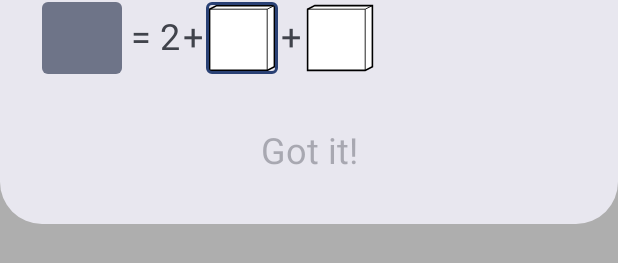
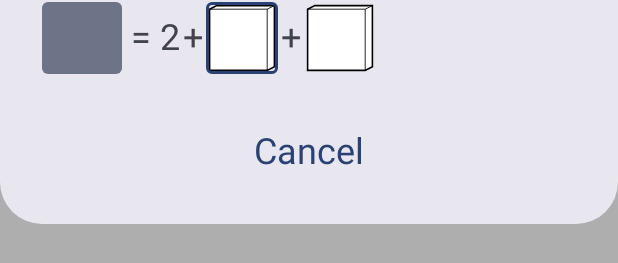
Before and after one commit to krystian-rymon-lipinski/dice-pouch, an Android app built with Jetpack Compose: the @Preview function RollDialogPreview, on a phone screen of 412 x 824 dp. Shown: the part 636-899 px from the top of the screen. Run offline under Robolectric (Android 15) with nearby library versions, the phone set to English and light mode, and no system bars.

Commit message:
Show "Cancel" when rolling in progress

```diff
--- a/app/src/main/java/com/krystianrymonlipinski/dicepouch/ui/dialogs/RollDialog.kt
+++ b/app/src/main/java/com/krystianrymonlipinski/dicepouch/ui/dialogs/RollDialog.kt
@@ -72,7 +72,7 @@ fun RollDialog(
     AlertDialog(
         properties = DialogProperties(dismissOnBackPress = false, dismissOnClickOutside = false),
         onDismissRequest = { /* Current properties do not allow this */ },
-        confirmButton = { ConfirmButton( /* TODO: Show button only when rolling finished */
+        confirmButton = { ConfirmButton(
                 onConfirmButtonClicked = onConfirmButtonClicked,
                 rollResult = dialogStateHolder.rollState.tries.find { it.isChosen }?.result
             )
@@ -228,11 +228,11 @@ fun ConfirmButton(
         modifier = Modifier.fillMaxWidth(),
         horizontalArrangement = Arrangement.Center
     ) {
-        TextButton(onClick = { onConfirmButtonClicked() }, enabled = rollResult != null) {
+        TextButton(onClick = { onConfirmButtonClicked() }) {
             Text(
                 text = rollResult?.let {
                     stringResource(id = R.string.btn_roll_confirm_with_result, it)
-                } ?: stringResource(id = R.string.btn_roll_confirm_empty),
+                } ?: stringResource(id = R.string.btn_roll_cancel),
                 style = MaterialTheme.typography.headlineSmall
             )
         }
@@ -249,6 +249,7 @@ fun LaunchedRollProcess(
     onTryFinished: () -> Unit,
     onRollingFinished: () -> Unit
 ) {
+    //TODO: Fix handling coroutines when changing orientation
     LaunchedEffect(key1 = Unit) {
         delay(INITIAL_ROLL_DELAY)
         val rollJob = launch { repeat(setting.numberOfTries) { tryNumber ->
--- a/app/src/main/res/values/strings.xml
+++ b/app/src/main/res/values/strings.xml
@@ -6,6 +6,6 @@
     <string name="roll_setting_modifier">mod</string>
     <string name="btn_roll">Roll</string>
 
-    <string name="btn_roll_confirm_empty">Got it!</string>
+    <string name="btn_roll_cancel">Cancel</string>
     <string name="btn_roll_confirm_with_result">%d, got it!</string>
 </resources>
```
